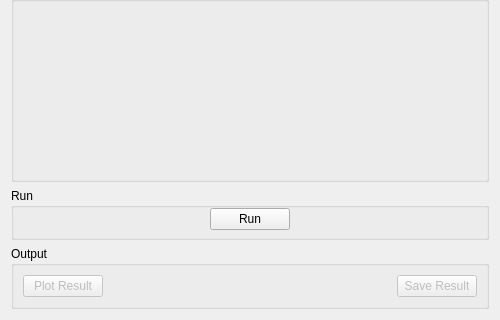
Above: qt/scientific_interfaces/Indirect/IndirectMoments.ui from mantidproject/mantid before the change; both pictures show x 0 to 500 and y 152 to 472 of the 500 by 472 pixel window. Below: the same form after it.
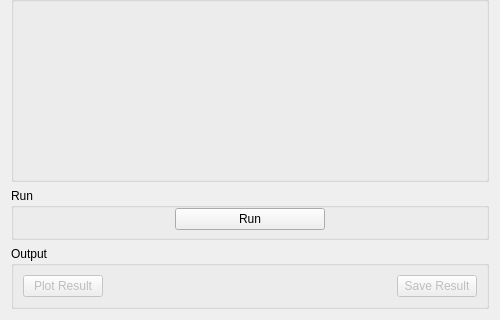
That is the form after the change. Custom widgets are drawn as their Qt base class.

Diff of the .ui file:
```diff
--- a/qt/scientific_interfaces/Indirect/IndirectMoments.ui
+++ b/qt/scientific_interfaces/Indirect/IndirectMoments.ui
@@ -192,6 +192,18 @@
       </item>
       <item>
        <widget class="QPushButton" name="pbRun">
+        <property name="minimumSize">
+         <size>
+          <width>150</width>
+          <height>0</height>
+         </size>
+        </property>
+        <property name="maximumSize">
+         <size>
+          <width>180</width>
+          <height>16777215</height>
+         </size>
+        </property>
         <property name="text">
          <string>Run</string>
         </property>
```
